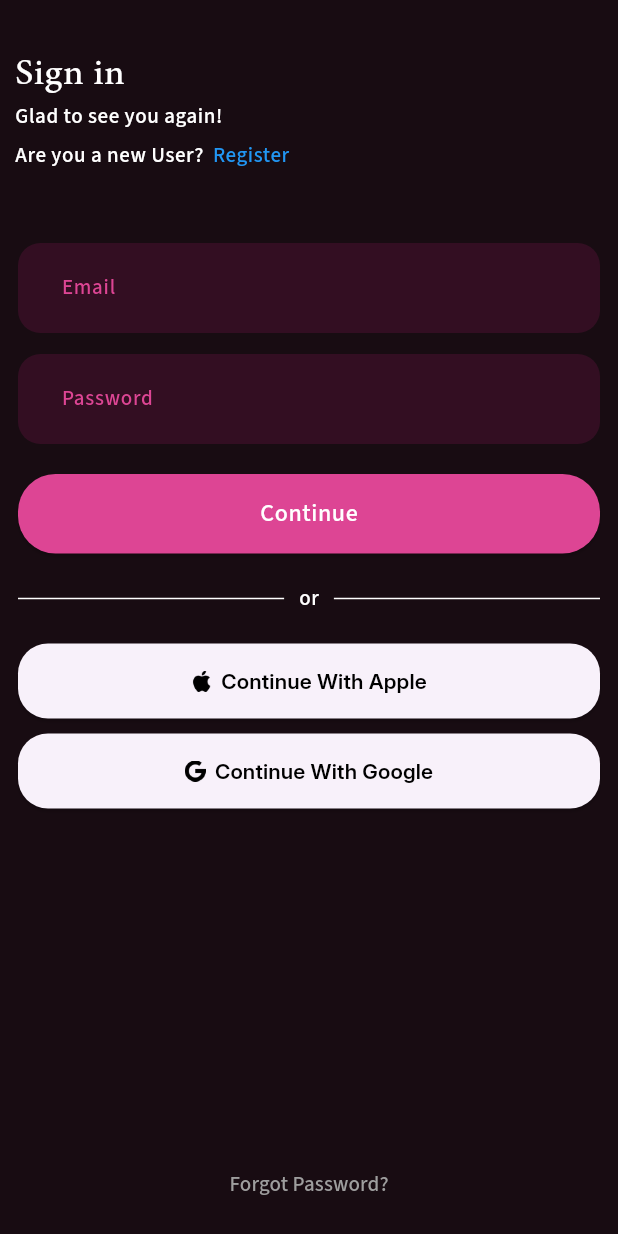
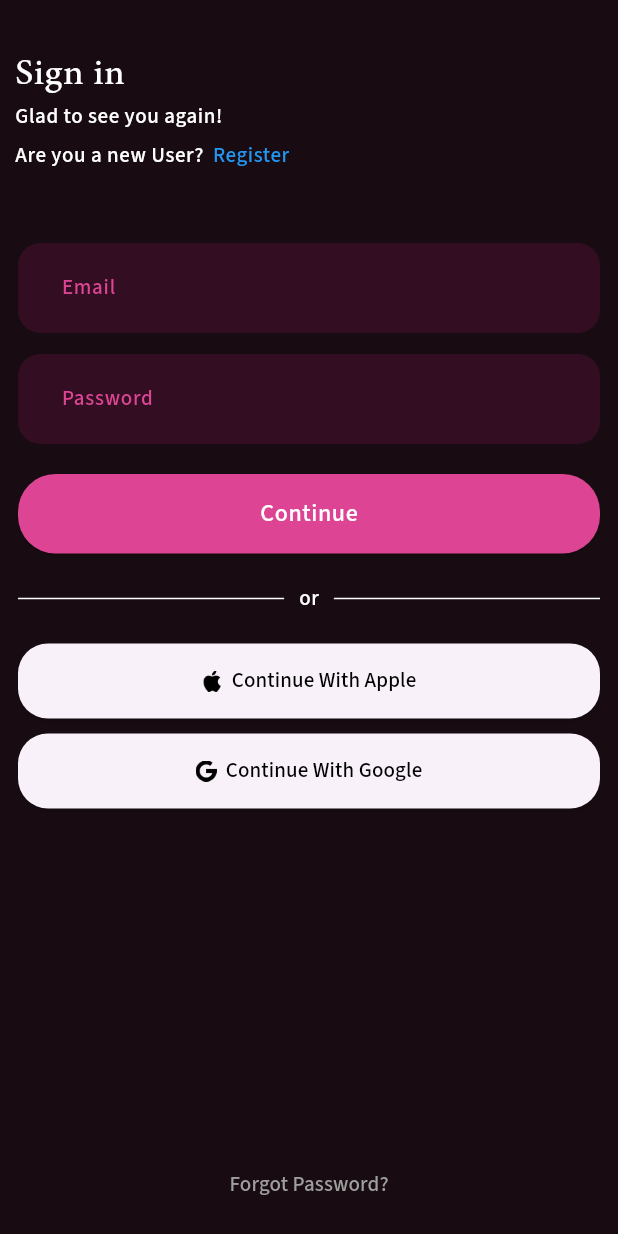
Before and after one commit to ppranay-20/Dreams-Decoder, a Flutter app: the screen it shows after launch, after a tap on "Sign In", on a phone screen of 412 x 824 dp. Run offline on Flutter 3.47's test engine with Material 3 defaults, Android fonts, the phone set to English and light mode, and no system bars; our stand-ins replace flutter_dotenv, flutter_secure_storage, jwt_decoder, table_calendar.

Commit message:
minor fixes

```diff
--- a/lib/pages/auth/signin.dart
+++ b/lib/pages/auth/signin.dart
@@ -117,7 +117,6 @@ class _SigninState extends State<Signin> {
                               fontSize: 14,
                               color: Colors.white,
                               letterSpacing: 0.4,
-                              fontFamily: 'SourceSans3',
                             ),
                           ),
                           SizedBox(height: 6),
@@ -130,7 +129,6 @@ class _SigninState extends State<Signin> {
                                   fontSize: 14,
                                   color: Colors.white,
                                   letterSpacing: 0.4,
-                                  fontFamily: 'SourceSans3',
                                 ),
                               ),
                               SizedBox(width: 6),
@@ -315,8 +313,7 @@ class _SigninState extends State<Signin> {
                                             style: TextStyle(
                                                 color: Colors.black,
                                                 fontSize: 14,
-                                                fontWeight: FontWeight.w600,
-                                                fontFamily: 'Inter'),
+                                                fontWeight: FontWeight.w600),
                                           )
                                         ],
                                       ),
@@ -340,8 +337,7 @@ class _SigninState extends State<Signin> {
                                             style: TextStyle(
                                                 color: Colors.black,
                                                 fontSize: 14,
-                                                fontWeight: FontWeight.w600,
-                                                fontFamily: 'Inter'),
+                                                fontWeight: FontWeight.w600),
                                           )
                                         ],
                                       ),
```
